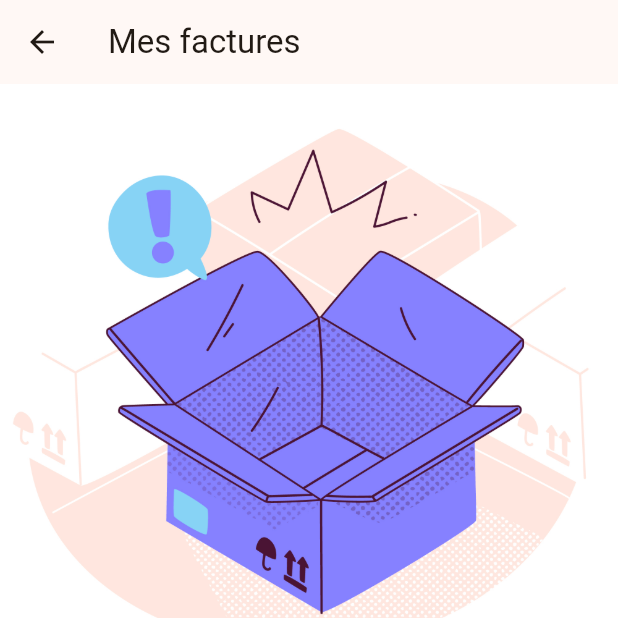
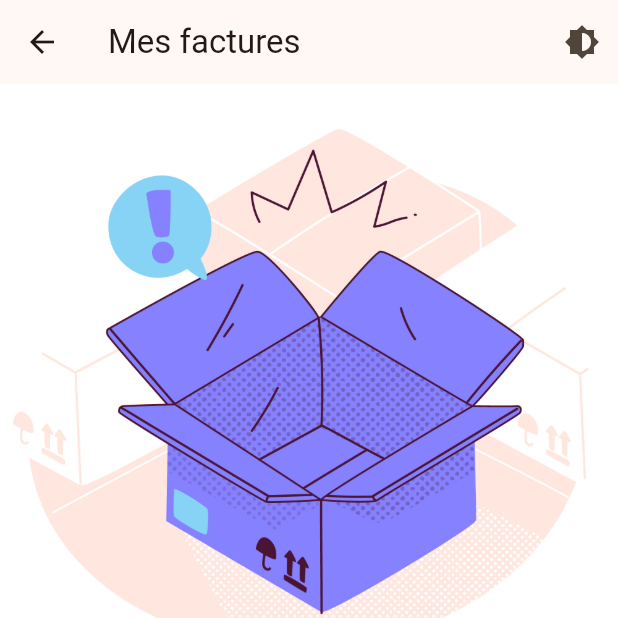
Before and after one commit to Mouloud-Msd/Gestionnaire-de-facture----Flutter, a Flutter app: the screen it shows after launch, after a tap on "Mes factures", on a phone screen of 412 x 824 dp, the top half of it. Run offline on Flutter 3.47's test engine with Material 3 defaults, Android fonts, the phone set to English and light mode, and no system bars; our stand-ins replace pdf, printing, sqflite; accounts and stored records are empty.

Commit message:
feature/ajout du control du theme ligt/dark

```diff
--- a/lib/features/mes_factures/pages/MesFacturesPage.dart
+++ b/lib/features/mes_factures/pages/MesFacturesPage.dart
@@ -32,7 +32,14 @@ class _MesFacturesPageState extends State<MesFacturesPage> {
   @override
   Widget build(BuildContext context) {
     return Scaffold(
-      appBar: AppBar(title: Text('Mes factures')),
+      appBar: AppBar(title: Text('Mes factures'), actions: [
+        IconButton(
+          icon: Icon(Icons.brightness_6),
+          onPressed: () {
+            Utils.toggleTheme();
+          },
+        ),
+      ]),
       body: _factures.isEmpty
           ? SingleChildScrollView(
               child: Column(children: [
--- a/lib/main.dart
+++ b/lib/main.dart
@@ -1,4 +1,5 @@
 import 'package:flutter/material.dart';
+import 'package:reewayyfacture/Utils/Utils.dart';
 import 'package:reewayyfacture/features/mes_factures/pages/MesFacturesPage.dart';
 
 import 'features/creation_facture/widget/NewFacturePage.dart';
@@ -12,14 +13,22 @@ class MyApp extends StatelessWidget {
 
   @override
   Widget build(BuildContext context) {
-    return MaterialApp(
-      title: 'FacTuDemo',
-      theme: ThemeData(
-        colorScheme:
-            ColorScheme.fromSeed(seedColor: Color.fromARGB(255, 180, 105, 7)),
-        useMaterial3: true,
-      ),
-      home: const HomePage(),
+    return ValueListenableBuilder<ThemeMode>(
+      valueListenable: Utils.themeMode,
+      builder: (context, mode, _) {
+        return MaterialApp(
+          debugShowCheckedModeBanner: false,
+          title: 'FacTuDemo',
+          theme: ThemeData(
+            colorScheme: ColorScheme.fromSeed(
+                seedColor: Color.fromARGB(255, 180, 105, 7)),
+            useMaterial3: true,
+          ),
+          darkTheme: ThemeData.dark(),
+          themeMode: mode,
+          home: const HomePage(), // ta page principale
+        );
+      },
     );
   }
 }
@@ -30,7 +39,14 @@ class HomePage extends StatelessWidget {
   @override
   Widget build(BuildContext context) {
     return Scaffold(
-      appBar: AppBar(title: Text('FacTuDemo')),
+      appBar: AppBar(title: Text('FacTuDemo'), actions: [
+        IconButton(
+          icon: Icon(Icons.brightness_6),
+          onPressed: () {
+            Utils.toggleTheme();
+          },
+        ),
+      ]),
       body: ListView(
         padding: EdgeInsets.all(16),
         children: [
```
Also changed, not shown: lib/Utils/Utils.dart (+9 -0 lines), lib/features/creation_facture/widget/NewFacturePage.dart (+9 -3 lines).
